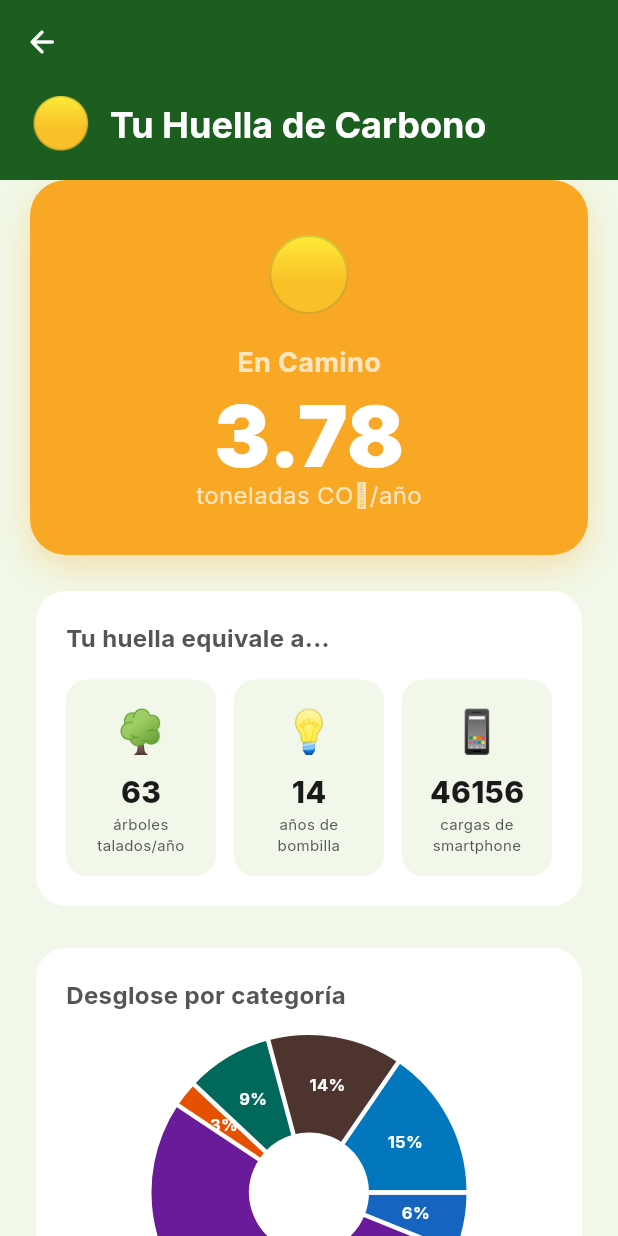
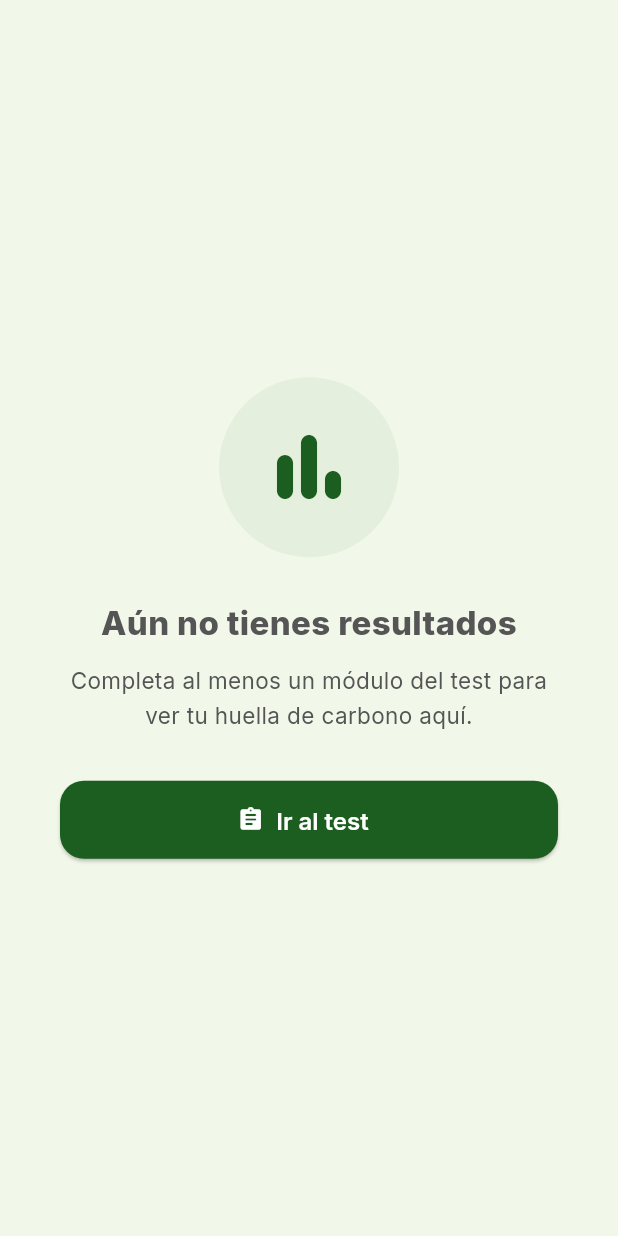
Before and after one commit to yesithv/FootCarbonPrint-App, a Flutter app: the DashboardScreen screen opened directly, on a phone screen of 412 x 824 dp. Run offline on Flutter 3.47's test engine with Material 3 defaults, Android fonts, the phone set to English and light mode, and no system bars; drawn by our look-alikes of fl_chart; our stand-ins replace google_fonts, shared_preferences; accounts and stored records are empty.

Commit message:
feat: add SharedPreferences persistence + Material 3 bottom nav bar
- All 6 module data classes and CarbonFootprint now serialize to/from JSON
- FootprintProvider loads/saves data via SharedPreferences on every update
- New MainShell with IndexedStack + NavigationBar preserves tab state
- SplashScreen and OnboardingScreen now route to MainShell
- Dashboard and ActionPlan show empty states when no modules are complete
- Tabs navigate via MainShell.of(context).goToTab() instead of Navigator.push

Co-Authored-By: Claude Sonnet 4.6 <noreply@anthropic.com>
Claude-Session: https://claude.ai/code/session_01JGihXEMSLDiSqjkiweoSY5

```diff
--- a/lib/main.dart
+++ b/lib/main.dart
@@ -14,7 +14,7 @@ class FootCarbonPrintApp extends StatelessWidget {
   @override
   Widget build(BuildContext context) {
     return ChangeNotifierProvider(
-      create: (_) => FootprintProvider(),
+      create: (_) => FootprintProvider()..load(),
       child: MaterialApp(
         title: 'FootCarbonPrint',
         debugShowCheckedModeBanner: false,
--- a/lib/models/carbon_footprint.dart
+++ b/lib/models/carbon_footprint.dart
@@ -1,7 +1,7 @@
 import '../core/constants/emission_factors.dart';
 
 class TransportData {
-  String vehicle; // gasoline, diesel, hybrid, electric, motorcycle, bus, bicycle, walking
+  String vehicle;
   double weeklyKm;
   int shortFlights;
   int mediumFlights;
@@ -36,13 +36,31 @@ class TransportData {
         longFlights * EmissionFactors.flightLong;
     return (driving + flights) / 1000;
   }
+
+  Map<String, dynamic> toJson() => {
+        'vehicle': vehicle,
+        'weeklyKm': weeklyKm,
+        'shortFlights': shortFlights,
+        'mediumFlights': mediumFlights,
+        'longFlights': longFlights,
+        'usesPublicTransport': usesPublicTransport,
+      };
+
+  factory TransportData.fromJson(Map<String, dynamic> j) => TransportData(
+        vehicle: j['vehicle'] ?? 'bus',
+        weeklyKm: (j['weeklyKm'] ?? 50).toDouble(),
+        shortFlights: j['shortFlights'] ?? 0,
+        mediumFlights: j['mediumFlights'] ?? 0,
+        longFlights: j['longFlights'] ?? 0,
+        usesPublicTransport: j['usesPublicTransport'] ?? false,
+      );
 }
 
 class FoodData {
-  String diet; // carnivore, omnivore, flexitarian, vegetarian, vegan
+  String diet;
   int beefServingsPerWeek;
   bool localFood;
-  double foodWaste; // 0.0 - 1.0
+  double foodWaste;
 
   FoodData({
     this.diet = 'omnivore',
@@ -65,10 +83,24 @@ class FoodData {
     final wasteExtra = foodWaste * 0.3;
     return base + beefExtra + localDiscount + wasteExtra;
   }
+
+  Map<String, dynamic> toJson() => {
+        'diet': diet,
+        'beefServingsPerWeek': beefServingsPerWeek,
+        'localFood': localFood,
+        'foodWaste': foodWaste,
+      };
+
+  factory FoodData.fromJson(Map<String, dynamic> j) => FoodData(
+        diet: j['diet'] ?? 'omnivore',
+        beefServingsPerWeek: j['beefServingsPerWeek'] ?? 3,
+        localFood: j['localFood'] ?? false,
+        foodWaste: (j['foodWaste'] ?? 0.2).toDouble(),
+      );
 }
 
 class HomeData {
-  String energySource; // grid, solar, gas, mixed
+  String energySource;
   double monthlyKwh;
   int householdMembers;
   bool hasAC;
@@ -95,6 +127,22 @@ class HomeData {
     }
     return base;
   }
+
+  Map<String, dynamic> toJson() => {
+        'energySource': energySource,
+        'monthlyKwh': monthlyKwh,
+        'householdMembers': householdMembers,
+        'hasAC': hasAC,
+        'acHoursPerDay': acHoursPerDay,
+      };
+
+  factory HomeData.fromJson(Map<String, dynamic> j) => HomeData(
+        energySource: j['energySource'] ?? 'grid',
+        monthlyKwh: (j['monthlyKwh'] ?? 200).toDouble(),
+        householdMembers: j['householdMembers'] ?? 3,
+        hasAC: j['hasAC'] ?? false,
+        acHoursPerDay: (j['acHoursPerDay'] ?? 0).toDouble(),
+      );
 }
 
 class ShoppingData {
@@ -119,6 +167,20 @@ class ShoppingData {
     final secondHandDiscount = buysSecondHand ? -0.1 : 0.0;
     return clothing + electronics + packages + secondHandDiscount;
   }
+
+  Map<String, dynamic> toJson() => {
+        'clothingItemsPerMonth': clothingItemsPerMonth,
+        'electronicsPerYear': electronicsPerYear,
+        'onlinePackagesPerMonth': onlinePackagesPerMonth,
+        'buysSecondHand': buysSecondHand,
+      };
+
+  factory ShoppingData.fromJson(Map<String, dynamic> j) => ShoppingData(
+        clothingItemsPerMonth: j['clothingItemsPerMonth'] ?? 2,
+        electronicsPerYear: j['electronicsPerYear'] ?? 1,
+        onlinePackagesPerMonth: j['onlinePackagesPerMonth'] ?? 4,
+        buysSecondHand: j['buysSecondHand'] ?? false,
+      );
 }
 
 class WasteData {
@@ -138,11 +200,23 @@ class WasteData {
     if (composts) base *= 0.8;
     return base;
   }
+
+  Map<String, dynamic> toJson() => {
+        'separatesWaste': separatesWaste,
+        'composts': composts,
+        'wasteBagsPerWeek': wasteBagsPerWeek,
+      };
+
+  factory WasteData.fromJson(Map<String, dynamic> j) => WasteData(
+        separatesWaste: j['separatesWaste'] ?? false,
+        composts: j['composts'] ?? false,
+        wasteBagsPerWeek: j['wasteBagsPerWeek'] ?? 2,
+      );
 }
 
 class WaterData {
   double showerMinutes;
-  String showerTemp; // cold, warm, hot
+  String showerTemp;
   bool hasGarden;
 
   WaterData({
@@ -158,6 +232,18 @@ class WaterData {
     final garden = hasGarden ? 0.05 : 0.0;
     return shower + garden;
   }
+
+  Map<String, dynamic> toJson() => {
+        'showerMinutes': showerMinutes,
+        'showerTemp': showerTemp,
+        'hasGarden': hasGarden,
+      };
+
+  factory WaterData.fromJson(Map<String, dynamic> j) => WaterData(
+        showerMinutes: (j['showerMinutes'] ?? 8).toDouble(),
+        showerTemp: j['showerTemp'] ?? 'warm',
+        hasGarden: j['hasGarden'] ?? false,
+      );
 }
 
 class CarbonFootprint {
@@ -167,7 +253,6 @@ class CarbonFootprint {
   ShoppingData shopping;
   WasteData waste;
   WaterData water;
-
   Set<String> completedModules;
 
   CarbonFootprint()
@@ -207,31 +292,21 @@ class CarbonFootprint {
 
   String get levelLabel {
     switch (level) {
-      case 'champion':
-        return 'Campeón Verde';
-      case 'conscious':
-        return 'Consciente';
-      case 'ontrack':
-        return 'En Camino';
-      case 'high':
-        return 'Alto Impacto';
-      default:
-        return 'Crítico';
+      case 'champion': return 'Campeón Verde';
+      case 'conscious': return 'Consciente';
+      case 'ontrack': return 'En Camino';
+      case 'high': return 'Alto Impacto';
+      default: return 'Crítico';
     }
   }
 
   String get levelEmoji {
     switch (level) {
-      case 'champion':
-        return '🌿';
-      case 'conscious':
-        return '🌍';
-      case 'ontrack':
-        return '🟡';
-      case 'high':
-        return '🔴';
-      default:
-        return '💀';
+      case 'champion': return '🌿';
+      case 'conscious': return '🌍';
+      case 'ontrack': return '🟡';
+      case 'high': return '🔴';
+      default: return '💀';
     }
   }
 
@@ -244,4 +319,33 @@ class CarbonFootprint {
           100);
 
   bool get isBelowParisTarget => totalCO2 <= EmissionFactors.parisTarget;
+
+  Map<String, dynamic> toJson() => {
+        'transport': transport.toJson(),
+        'food': food.toJson(),
+        'home': home.toJson(),
+        'shopping': shopping.toJson(),
+        'waste': waste.toJson(),
+        'water': water.toJson(),
+        'completedModules': completedModules.toList(),
+      };
+
+  factory CarbonFootprint.fromJson(Map<String, dynamic> j) {
+    final fp = CarbonFootprint();
+    if (j['transport'] != null) {
+      fp.transport = TransportData.fromJson(j['transport']);
+    }
+    if (j['food'] != null) fp.food = FoodData.fromJson(j['food']);
+    if (j['home'] != null) fp.home = HomeData.fromJson(j['home']);
+    if (j['shopping'] != null) {
+      fp.shopping = ShoppingData.fromJson(j['shopping']);
+    }
+    if (j['waste'] != null) fp.waste = WasteData.fromJson(j['waste']);
+    if (j['water'] != null) fp.water = WaterData.fromJson(j['water']);
+    if (j['completedModules'] != null) {
+      fp.completedModules =
+          Set<String>.from(j['completedModules'] as List);
+    }
+    return fp;
+  }
 }
--- a/lib/screens/dashboard/dashboard_screen.dart
+++ b/lib/screens/dashboard/dashboard_screen.dart
@@ -5,7 +5,7 @@ import 'package:provider/provider.dart';
 import '../../core/constants/emission_factors.dart';
 import '../../core/theme/app_colors.dart';
 import '../../providers/footprint_provider.dart';
-import '../action_plan/action_plan_screen.dart';
+import '../shell/main_shell.dart';
 
 class DashboardScreen extends StatelessWidget {
   const DashboardScreen({super.key});
@@ -16,11 +16,15 @@ class DashboardScreen extends StatelessWidget {
       backgroundColor: AppColors.background,
       body: Consumer<FootprintProvider>(
         builder: (context, provider, _) {
+          if (provider.completedCount == 0) {
+            return _EmptyState(
+              onGoToTest: () => MainShell.of(context)?.goToTab(0),
+            );
+          }
           final fp = provider.footprint;
           return CustomScrollView(
             slivers: [
-              _AppBarSliver(
-                  level: fp.levelLabel, emoji: fp.levelEmoji),
+              _AppBarSliver(level: fp.levelLabel, emoji: fp.levelEmoji),
               SliverPadding(
                 padding: const EdgeInsets.fromLTRB(20, 0, 20, 32),
                 sliver: SliverList(
@@ -34,11 +38,8 @@ class DashboardScreen extends StatelessWidget {
                     _BenchmarkCard(total: fp.totalCO2),
                     const SizedBox(height: 28),
                     ElevatedButton.icon(
-                      onPressed: () => Navigator.push(
-                        context,
-                        MaterialPageRoute(
-                            builder: (_) => const ActionPlanScreen()),
-                      ),
+                      onPressed: () =>
+                          MainShell.of(context)?.goToTab(2),
                       icon: const Icon(Icons.emoji_events_rounded),
                       label: const Text('Ver mi Plan de Acción'),
                     ),
@@ -48,6 +49,56 @@ class DashboardScreen extends StatelessWidget {
             ],
           );
         },
+      ),
+    );
+  }
+}
+
+class _EmptyState extends StatelessWidget {
+  final VoidCallback? onGoToTest;
+  const _EmptyState({this.onGoToTest});
+
+  @override
+  Widget build(BuildContext context) {
+    return Center(
+      child: Padding(
+        padding: const EdgeInsets.all(40),
+        child: Column(
+          mainAxisSize: MainAxisSize.min,
+          children: [
+            Container(
+              padding: const EdgeInsets.all(28),
+              decoration: BoxDecoration(
+                color: AppColors.primary.withAlpha(15),
+                shape: BoxShape.circle,
+              ),
+              child: const Icon(Icons.bar_chart_rounded,
+                  size: 64, color: AppColors.primary),
+            ),
+            const SizedBox(height: 28),
+            Text(
+              'Aún no tienes resultados',
+              style: GoogleFonts.inter(
+                  fontSize: 22, fontWeight: FontWeight.w800),
+              textAlign: TextAlign.center,
+            ),
+            const SizedBox(height: 12),
+            Text(
+              'Completa al menos un módulo del test para ver tu huella de carbono aquí.',
+              style: GoogleFonts.inter(
+                  fontSize: 15,
+                  color: AppColors.textSecondary,
+                  height: 1.5),
+              textAlign: TextAlign.center,
+            ),
+            const SizedBox(height: 32),
+            ElevatedButton.icon(
+              onPressed: onGoToTest,
+              icon: const Icon(Icons.assignment_rounded),
+              label: const Text('Ir al test'),
+            ),
+          ],
+        ),
       ),
     );
   }
@@ -63,11 +114,8 @@ class _AppBarSliver extends StatelessWidget {
     return SliverAppBar(
       expandedHeight: 120,
       pinned: true,
+      automaticallyImplyLeading: false,
       backgroundColor: AppColors.primary,
-      leading: IconButton(
-        onPressed: () => Navigator.pop(context),
-        icon: const Icon(Icons.arrow_back_rounded, color: Colors.white),
-      ),
       flexibleSpace: FlexibleSpaceBar(
         titlePadding: const EdgeInsets.fromLTRB(20, 0, 20, 16),
         title: Row(
```
Also changed, not shown: lib/providers/footprint_provider.dart (+37 -17 lines), lib/screens/action_plan/action_plan_screen.dart (+57 -4 lines), lib/screens/onboarding/splash_screen.dart (+35 -29 lines), lib/screens/shell/main_shell.dart (added, +84 -0 lines), 1 other file.
